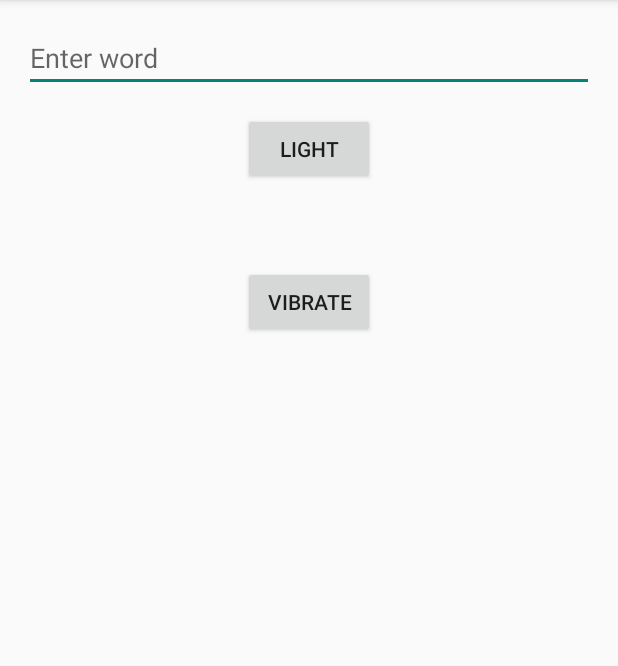
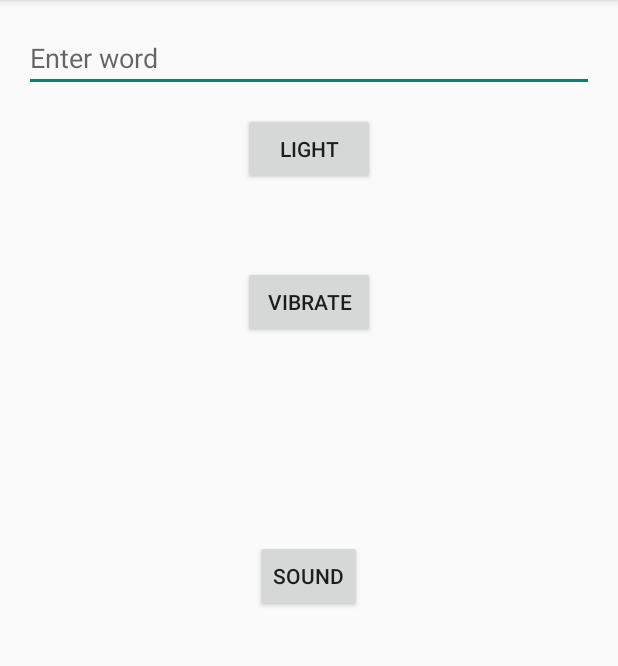
Before and after one commit to Kotigoroshko/MorseProject, an Android app: the screen it shows after launch (MainActivity), on a phone screen of 412 x 824 dp, the part 84-750 px from its top. Run offline under Robolectric (Android 15) with nearby library versions, the light colour scheme and no system bars.

Commit message:
sound
поки так
але немаэ довгих пауз

```diff
--- a/Morse_Project/app/src/main/java/com/example/alexf_000/morse_project/MainActivity.java
+++ b/Morse_Project/app/src/main/java/com/example/alexf_000/morse_project/MainActivity.java
@@ -1,16 +1,13 @@
 package com.example.alexf_000.morse_project;
 
-import android.content.Context;
 import android.hardware.Camera;
+import android.os.Bundle;
 import android.support.v7.app.ActionBarActivity;
-import android.os.Bundle;
 import android.view.Menu;
 import android.view.MenuItem;
 import android.view.View;
 import android.widget.Button;
 import android.widget.EditText;
-
-import java.util.List;
 
 
 public class MainActivity extends ActionBarActivity {
@@ -21,6 +18,7 @@ public class MainActivity extends ActionBarActivity {
     private MyLight myLight;
     private MyVibrator vibr;
     private EditText textField;
+    private MySound mySound;
 
     @Override
     protected void onCreate(Bundle savedInstanceState) {
@@ -48,6 +46,12 @@ public class MainActivity extends ActionBarActivity {
         myLight.end();
     }
 
+    public void onSoundClick(View view){
+
+        mySound = new MySound(MainActivity.this);
+        mySound.soundStr(textField.getText().toString());
+    }
+
 
     @Override
     public boolean onCreateOptionsMenu(Menu menu) {
--- a/Morse_Project/app/src/main/res/layout/activity_main.xml
+++ b/Morse_Project/app/src/main/res/layout/activity_main.xml
@@ -36,4 +36,14 @@
         android:layout_alignLeft="@+id/button"
         android:layout_alignStart="@+id/button" />
 
+    <Button
+        style="?android:attr/buttonStyleSmall"
+        android:layout_width="wrap_content"
+        android:layout_height="wrap_content"
+        android:text="SOUND"
+        android:id="@+id/bsound"
+        android:layout_centerVertical="true"
+        android:layout_centerHorizontal="true"
+        android:onClick="onSoundClick" />
+
 </RelativeLayout>
```
Also changed, not shown: Morse_Project/app/src/main/gen/com/example/alexf_000/morse_project/BuildConfig.java (added, +8 -0 lines), Morse_Project/app/src/main/gen/com/example/alexf_000/morse_project/Manifest.java (added, +7 -0 lines), Morse_Project/app/src/main/gen/com/example/alexf_000/morse_project/R.java (added, +7 -0 lines), Morse_Project/app/src/main/java/com/example/alexf_000/morse_project/MySound.java (added, +63 -0 lines), 8 other files.
